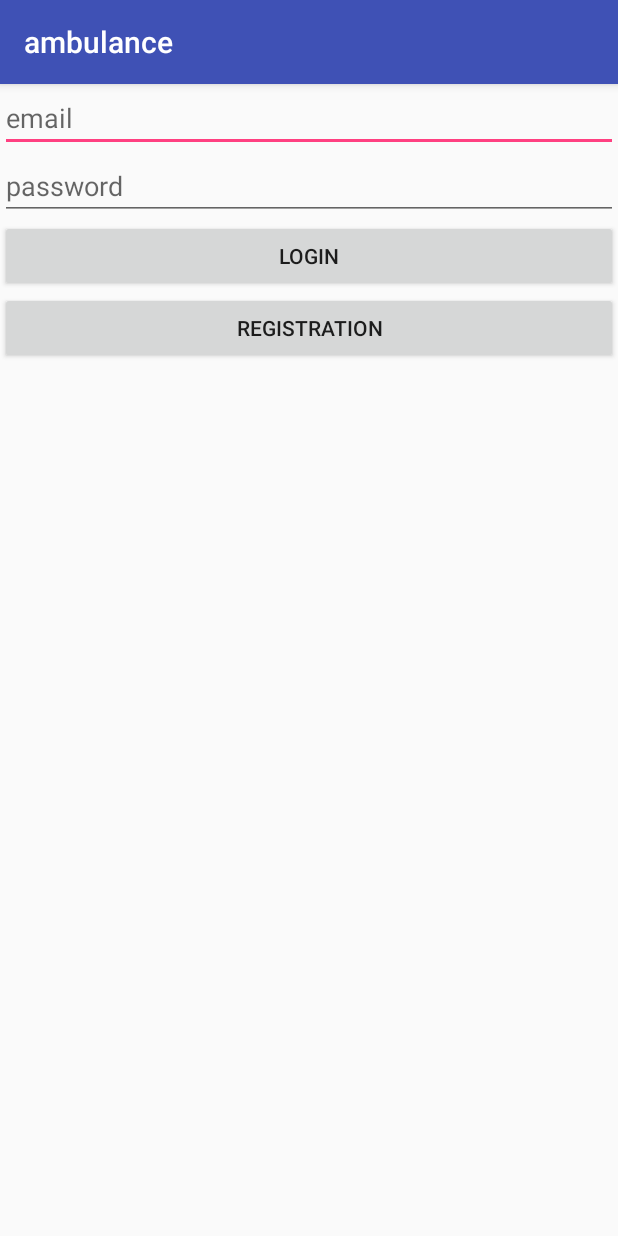
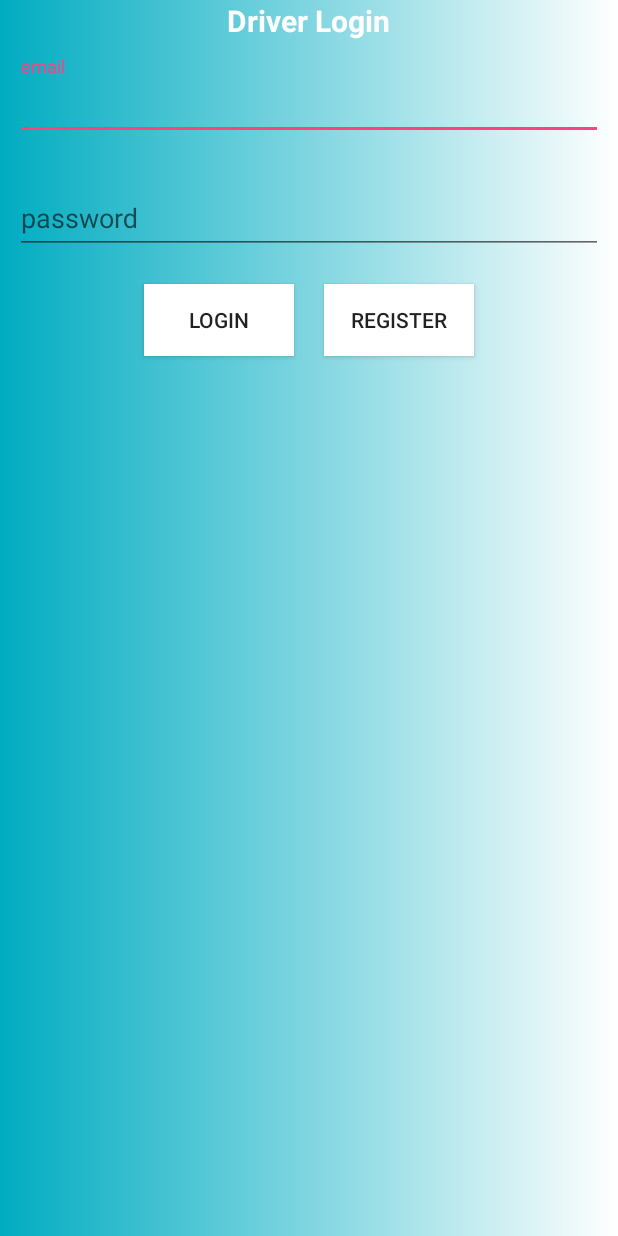
Before and after one commit to sriramnatrajan/ubr-sample, an Android app: the DriverLoginActivity screen opened directly, with no data from a screen before it, on a phone screen of 412 x 824 dp. Run offline under Robolectric (Android 15) with nearby library versions, the phone set to English and light mode, and no system bars; our stand-ins replace Firebase (no records; nobody signed in at launch, a user with empty details on screens opened directly); 1 statement that could not run was skipped.

Commit message:
dialog message

```diff
--- a/app/src/main/java/com/emergency/ambulence/Accident.java
+++ b/app/src/main/java/com/emergency/ambulence/Accident.java
@@ -1,8 +1,4 @@
 package com.emergency.ambulence;
-
-/**
- * Created by aravind on 28/1/18.
- */
 
 
 public class Accident {
--- a/app/src/main/java/com/emergency/ambulence/DriverLoginActivity.java
+++ b/app/src/main/java/com/emergency/ambulence/DriverLoginActivity.java
@@ -1,9 +1,10 @@
 package com.emergency.ambulence;
 
+import android.app.Activity;
 import android.content.Intent;
+import android.os.Bundle;
 import android.support.annotation.NonNull;
-import android.support.v7.app.AppCompatActivity;
-import android.os.Bundle;
+import android.support.design.widget.TextInputLayout;
 import android.view.View;
 import android.widget.Button;
 import android.widget.EditText;
@@ -17,7 +18,7 @@ import com.google.firebase.auth.FirebaseUser;
 import com.google.firebase.database.DatabaseReference;
 import com.google.firebase.database.FirebaseDatabase;
 
-public class DriverLoginActivity extends AppCompatActivity {
+public class DriverLoginActivity extends Activity {
     private EditText mEmail, mPassword;
     private Button mLogin, mRegistration;
 
@@ -42,6 +43,8 @@ public class DriverLoginActivity extends AppCompatActivity {
                 }
             }
         };
+        TextInputLayout inputLayoutName = (TextInputLayout) findViewById(R.id.input_layout_email);
+        TextInputLayout  inputLayoutEmail = (TextInputLayout) findViewById(R.id.input_layout_email);
 
         mEmail = (EditText) findViewById(R.id.email);
         mPassword = (EditText) findViewById(R.id.password);
--- a/app/src/main/java/com/emergency/ambulence/MainActivity.java
+++ b/app/src/main/java/com/emergency/ambulence/MainActivity.java
@@ -1,12 +1,12 @@
 package com.emergency.ambulence;
 
+import android.app.Activity;
 import android.content.Intent;
-import android.support.v7.app.AppCompatActivity;
 import android.os.Bundle;
 import android.view.View;
 import android.widget.Button;
 
-public class MainActivity extends AppCompatActivity {
+public class MainActivity extends Activity {
     private Button mDriver, mCustomer;
     @Override
     protected void onCreate(Bundle savedInstanceState) {
--- /dev/null
+++ b/app/src/main/res/drawable/bg.xml
@@ -0,0 +1,7 @@
+<?xml version="1.0" encoding="utf-8"?>
+<shape xmlns:android="http://schemas.android.com/apk/res/android"
+    android:shape="rectangle">
+    <gradient
+        android:startColor="@color/md_cyan_600"
+        android:endColor="@color/md_white_1000"/>
+</shape>
--- a/app/src/main/res/layout/activity_driver_login.xml
+++ b/app/src/main/res/layout/activity_driver_login.xml
@@ -1,29 +1,64 @@
 <?xml version="1.0" encoding="utf-8"?>
 <LinearLayout xmlns:android="http://schemas.android.com/apk/res/android"
-    xmlns:app="http://schemas.android.com/apk/res-auto"
-    xmlns:tools="http://schemas.android.com/tools"
+xmlns:app="http://schemas.android.com/apk/res-auto"
+xmlns:tools="http://schemas.android.com/tools"
+android:layout_width="match_parent"
+android:layout_height="match_parent"
+android:background="@drawable/bg"
+tools:context="com.emergency.ambulence.DriverLoginActivity"
+android:orientation="vertical">
+    <TextView
+        android:textStyle="bold"
+        android:layout_width="wrap_content"
+        android:layout_height="wrap_content"
+        android:id="@+id/text"
+        android:textSize="20dp"
+        android:textColor="@color/md_white_1000"
+        android:layout_gravity="center"
+        android:text="Driver Login"/>
+<android.support.design.widget.TextInputLayout
+    android:layout_margin="10dp"
+    android:layout_marginTop="100dp"
+    android:id="@+id/input_layout_email"
     android:layout_width="match_parent"
-    android:layout_height="match_parent"
-    tools:context="com.emergency.ambulence.DriverLoginActivity"
-    android:orientation="vertical">
+    android:layout_height="wrap_content">
     <EditText
         android:layout_width="match_parent"
         android:layout_height="wrap_content"
         android:hint="email"
         android:id="@+id/email"/>
+</android.support.design.widget.TextInputLayout>
+
+<android.support.design.widget.TextInputLayout
+    android:layout_margin="10dp"
+    android:id="@+id/input_layout_password"
+    android:layout_width="match_parent"
+    android:layout_height="wrap_content">
     <EditText
         android:layout_width="match_parent"
         android:layout_height="wrap_content"
         android:hint="password"
         android:id="@+id/password"/>
+</android.support.design.widget.TextInputLayout>
+<LinearLayout
+    android:gravity="center"
+    android:layout_gravity="center"
+    android:layout_width="match_parent"
+    android:orientation="horizontal"
+    android:layout_height="wrap_content">
     <Button
-        android:layout_width="match_parent"
+        android:layout_margin="10dp"
+        android:background="@color/white"
+        android:layout_width="100dp"
         android:layout_height="wrap_content"
         android:text="login"
         android:id="@+id/login"/>
     <Button
-        android:layout_width="match_parent"
+        android:layout_margin="10dp"
+        android:background="@color/white"
+        android:layout_width="100dp"
         android:layout_height="wrap_content"
-        android:text="registration"
+        android:text="register"
         android:id="@+id/registration"/>
 </LinearLayout>
+</LinearLayout>
--- a/app/src/main/res/layout/activity_history.xml
+++ b/app/src/main/res/layout/activity_history.xml
@@ -12,13 +12,13 @@
         android:layout_width="match_parent"
         android:layout_height="wrap_content"
         android:orientation="vertical">
-        <TextView
+   <!--     <TextView
             android:padding="20sp"
             android:layout_width="match_parent"
             android:layout_height="wrap_content"
             android:text="Balance: 1000€"
             android:id="@+id/balance"
-            android:visibility="gone"/>
+            android:visibility="gone"/>-->
     </LinearLayout>
 
     <android.support.v4.widget.NestedScrollView
--- a/app/src/main/res/values/strings.xml
+++ b/app/src/main/res/values/strings.xml
@@ -1,5 +1,5 @@
 <resources>
-    <string name="app_name">ambulance</string>
+    <string name="app_name">Ambutrac</string>
     <string name="title_activity_driver_map">Map</string>
     <string name="title_activity_main2">Main2Activity</string>
 
```
Also changed, not shown: app/src/main/java/com/emergency/ambulence/CustomerLoginActivity.java (+3 -4 lines), app/src/main/java/com/emergency/ambulence/CustomerMapActivity.java (+18 -12 lines), app/src/main/java/com/emergency/ambulence/HistoryActivity.java (+5 -6 lines), app/src/main/res/layout/activity_costumer_map.xml (+23 -6 lines), app/src/main/res/layout/activity_customer_login.xml (+40 -5 lines), app/src/main/res/layout/activity_main.xml (+22 -8 lines), app/src/main/res/layout/item_history.xml (+41 -9 lines), app/src/main/res/drawable-xhdpi/healthcare.png (added).
